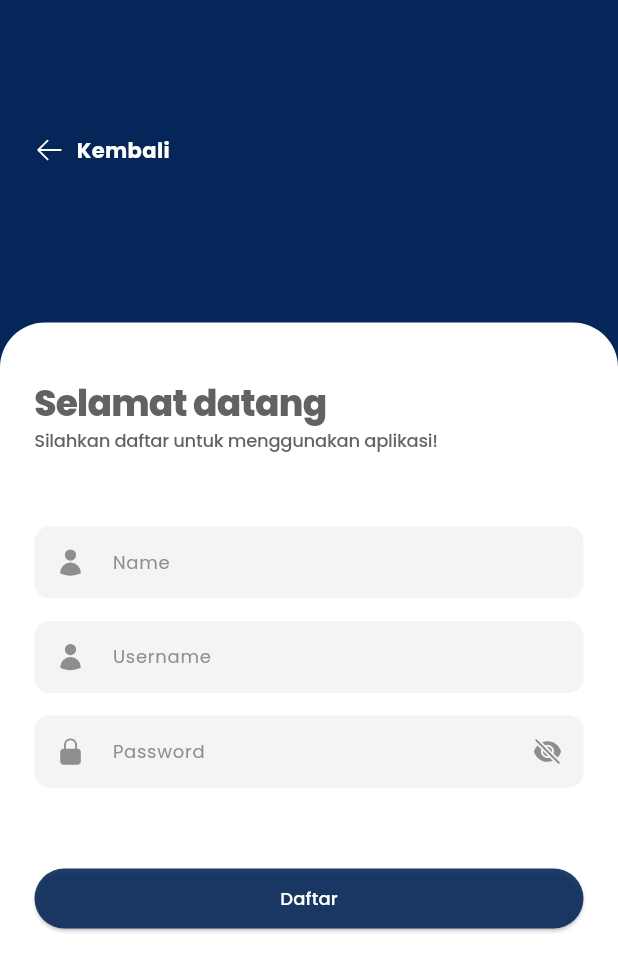
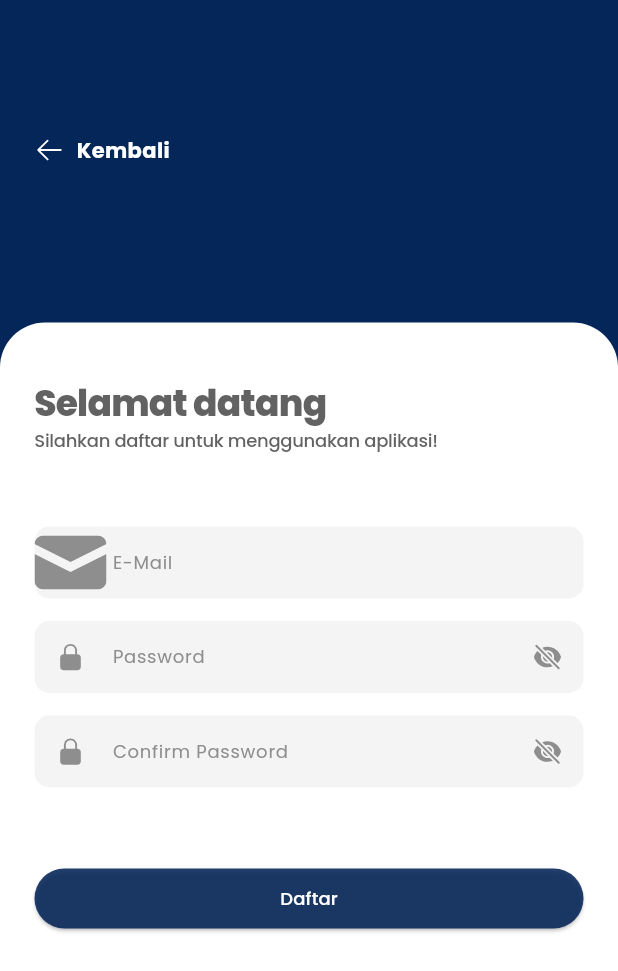
Before and after one commit to syadajah/TugasKU_APP, a Flutter app: the AuthRegister screen opened directly, on a phone screen of 412 x 824 dp. Shown: the top 971 px of the screen. Run offline on Flutter 3.47's test engine with Material 3 defaults, Android fonts, the phone set to English and light mode, and no system bars; our stand-ins replace flutter_svg, get, heroicons, smooth_page_indicator, supabase_flutter; accounts and stored records are empty; network calls fail.

Commit message:
backend auth

```diff
--- /dev/null
+++ b/lib/Auth/auth_service.dart
@@ -0,0 +1,25 @@
+import 'package:supabase_flutter/supabase_flutter.dart';
+
+class AuthService {
+  final SupabaseClient _supabase = Supabase.instance.client;
+
+  // Sign in session
+  Future<AuthResponse> signInWithEmailPassword(String email, String password) async {
+    return await _supabase.auth.signInWithPassword(password: password, email: email);
+  }
+  // Sign up session
+  Future<AuthResponse> signUpWithEmailPassword(String email, String password) async {
+    return await _supabase.auth.signUp(email: email, password: password);
+  }
+  // LogOut session
+  Future<void> signOut() async {
+    await _supabase.auth.signOut();
+  }
+
+  //Get user email
+  String? getUserCurrentEmail() {
+    final session = _supabase.auth.currentSession;
+    final user = session?.user;
+    return user?.email;
+  }
+}
--- a/lib/screen/auth_register.dart
+++ b/lib/screen/auth_register.dart
@@ -1,5 +1,7 @@
 import 'package:flutter/material.dart';
+import 'package:flutter_svg/svg.dart';
 import 'package:heroicons/heroicons.dart';
+import 'package:tugasku/Auth/auth_service.dart';
 import 'package:tugasku/screen/auth_login.dart';
 
 class AuthRegister extends StatefulWidget {
@@ -10,6 +12,47 @@ class AuthRegister extends StatefulWidget {
 }
 
 class _AuthRegisterState extends State<AuthRegister> {
+  //get auth servce session
+  final authService = AuthService();
+
+  //textControllers
+  final _emailController = TextEditingController();
+  final _passwordController = TextEditingController();
+  final _confirmPasswordController = TextEditingController();
+
+  //Sign up button function/pressed
+  void signUp() async {
+    // prepare data
+    final email = _emailController.text;
+    final password = _passwordController.text;
+    final confirmPassword = _confirmPasswordController.text;
+
+    //check if password and confirm password is the same
+    if (password != confirmPassword) {
+      ScaffoldMessenger.of(context).showSnackBar(
+        const SnackBar(
+          content: Text("Password Doesn't Match!"),
+        ),
+      );
+      return;
+    }
+
+    // attempt to sign up..
+    try {
+      await authService.signUpWithEmailPassword(email, password);
+      //pop this register page
+      Navigator.pop(context);
+    }
+
+    //catch any error
+    catch (e) {
+      if (mounted) {
+        ScaffoldMessenger.of(context)
+            .showSnackBar(SnackBar(content: Text("Error: $e")));
+      }
+    }
+  }
+
   @override
   Widget build(BuildContext context) {
     return Scaffold(
@@ -93,19 +136,23 @@ class _AuthRegisterState extends State<AuthRegister> {
                         ),
                         SizedBox(height: 49),
                         TextField(
+                          controller: _emailController,
                           decoration: InputDecoration(
                             filled: true,
                             fillColor: Color.fromARGB(225, 242, 242, 242),
-                            labelText: "Name",
+                            labelText: "E-Mail",
                             labelStyle: TextStyle(
                               fontFamily: "Poppins",
                               fontSize: 12,
                               color: Color.fromARGB(225, 128, 128, 128),
                             ),
-                            prefixIcon: HeroIcon(HeroIcons.user,
-                                size: 20,
-                                color: Color.fromARGB(225, 128, 128, 128),
-                                style: HeroIconStyle.solid),
+                            prefixIcon: SvgPicture.asset(
+                                "assets/icon/Mail.svg",
+                                width: 5,
+                                height: 5,
+                                colorFilter: ColorFilter.mode(
+                                    Color.fromARGB(225, 128, 128, 128),
+                                    BlendMode.srcIn)),
                             border: OutlineInputBorder(
                               borderSide: BorderSide.none,
                               borderRadius: BorderRadius.circular(10),
@@ -116,29 +163,8 @@ class _AuthRegisterState extends State<AuthRegister> {
                         ),
                         SizedBox(height: 15),
                         TextField(
-                          decoration: InputDecoration(
-                            filled: true,
-                            fillColor: Color.fromARGB(225, 242, 242, 242),
-                            labelText: "Username",
-                            labelStyle: TextStyle(
-                              fontFamily: "Poppins",
-                              fontSize: 12,
-                              color: Color.fromARGB(225, 128, 128, 128),
-                            ),
-                            prefixIcon: HeroIcon(HeroIcons.user,
-                                size: 20,
-                                color: Color.fromARGB(225, 128, 128, 128),
-                                style: HeroIconStyle.solid),
-                            border: OutlineInputBorder(
-                              borderSide: BorderSide.none,
-                              borderRadius: BorderRadius.circular(10),
-                            ),
-                            contentPadding: EdgeInsets.symmetric(
-                                vertical: 5, horizontal: 15),
-                          ),
-                        ),
-                        SizedBox(height: 15),
-                        TextField(
+                          obscureText: true,
+                          controller: _passwordController,
                           decoration: InputDecoration(
                             filled: true,
                             fillColor: Color.fromARGB(225, 242, 242, 242),
@@ -164,11 +190,40 @@ class _AuthRegisterState extends State<AuthRegister> {
                                 vertical: 5, horizontal: 15),
                           ),
                         ),
+                        SizedBox(height: 15),
+                        TextField(
+                          obscureText: true,
+                          controller: _confirmPasswordController,
+                          decoration: InputDecoration(
+                            filled: true,
+                            fillColor: Color.fromARGB(225, 242, 242, 242),
+                            labelText: "Confirm Password",
+                            labelStyle: TextStyle(
+                              fontFamily: "Poppins",
+                              fontSize: 12,
+                              color: Color.fromARGB(225, 128, 128, 128),
+                            ),
+                            prefixIcon: HeroIcon(HeroIcons.lockClosed,
+                                size: 20,
+                                color: Color.fromARGB(225, 128, 128, 128),
+                                style: HeroIconStyle.solid),
+                            suffixIcon: HeroIcon(HeroIcons.eyeSlash,
+                                size: 20,
+                                color: Color.fromARGB(225, 128, 128, 128),
+                                style: HeroIconStyle.solid),
+                            border: OutlineInputBorder(
+                              borderSide: BorderSide.none,
+                              borderRadius: BorderRadius.circular(10),
+                            ),
+                            contentPadding: EdgeInsets.symmetric(
+                                vertical: 5, horizontal: 15),
+                          ),
+                        ),
                         SizedBox(height: 50),
                         SizedBox(
                           width: MediaQuery.of(context).size.width,
                           child: ElevatedButton(
-                              onPressed: () {},
+                              onPressed: signUp,
                               style: ElevatedButton.styleFrom(
                                 backgroundColor: Color.fromARGB(225, 5, 38, 89),
                                 foregroundColor: Colors.white,
--- a/lib/screen/create_task.dart
+++ b/lib/screen/create_task.dart
@@ -1,6 +1,5 @@
 import 'package:flutter/material.dart';
 import 'package:flutter_svg/flutter_svg.dart';
-import 'package:get/route_manager.dart';
 
 class CreateTask extends StatelessWidget {
   const CreateTask({super.key});
--- a/lib/screen/history.dart
+++ b/lib/screen/history.dart
@@ -1,8 +1,5 @@
 import 'package:flutter/material.dart';
-import 'package:flutter_svg/svg.dart';
-import 'package:get/route_manager.dart';
-import 'package:heroicons/heroicons.dart';
-import 'package:tugasku/screen/homepage.dart';
+
 
 class History extends StatelessWidget {
   const History({super.key});
--- a/lib/screen/splash.dart
+++ b/lib/screen/splash.dart
@@ -1,7 +1,6 @@
 import 'dart:async';
 import 'package:flutter/material.dart';
 import 'package:flutter_svg/svg.dart';
-import 'package:heroicons/heroicons.dart';
 import 'package:tugasku/screen/onboarding.dart';
 
 class Splash extends StatefulWidget {
--- a/pubspec.yaml
+++ b/pubspec.yaml
@@ -44,6 +44,7 @@ dependencies:
   get: ^4.7.1
   iconify_flutter_plus: ^1.0.4
   smooth_page_indicator: ^1.2.0+3
+  supabase_flutter: ^2.8.4
 
 dev_dependencies:
   flutter_test:
@@ -98,6 +99,7 @@ flutter:
     - assets/icon/user-circle.svg
     - assets/icon/Profile_edit.svg
     - assets/icon/clock.svg
+    - assets/icon/Mail.svg
 
   fonts:
     - family: Poppins
```
Also changed, not shown: lib/Auth/auth_gate.dart (added, +40 -0 lines), lib/imp.dart (added, +22 -0 lines), lib/main.dart (+9 -10 lines), lib/screen/auth_login.dart (+51 -11 lines), lib/screen/homepage.dart (+19 -5 lines), lib/screen/profile.dart (+17 -2 lines), assets/icon/Mail.svg (added), pubspec.lock, 128 other files.
